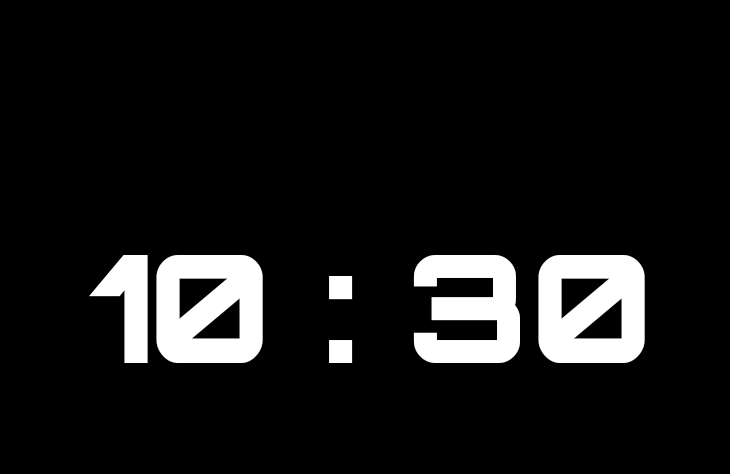
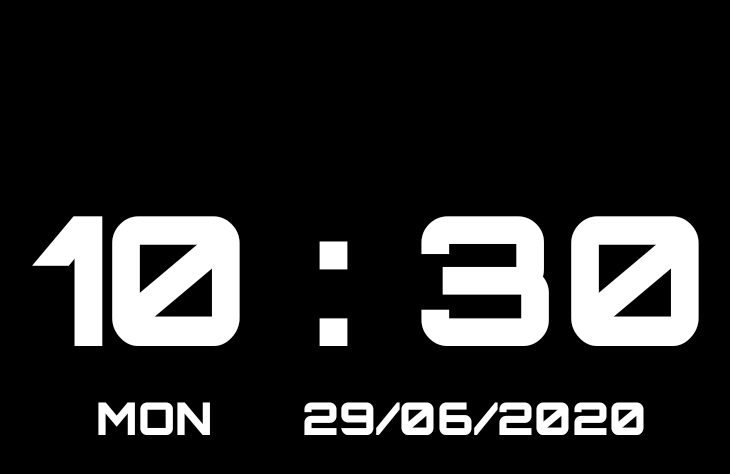
Before and after one commit to SanjaySinghGangwar/Clock, an Android app: the screen it shows after launch (MainActivity), on a phone screen of 824 x 412 dp (held sideways). Shown: the top 474 px of the screen, without its empty margins (246-976 px from the left). Run offline under Robolectric (Android 15) with nearby library versions, the phone set to English and light mode, and no system bars.

Commit message:
Day and Date And time is added

```diff
--- a/app/src/main/java/com/sanjaysgangwar/clock/MainActivity.java
+++ b/app/src/main/java/com/sanjaysgangwar/clock/MainActivity.java
@@ -7,15 +7,22 @@ import android.widget.TextView;
 
 import androidx.appcompat.app.AppCompatActivity;
 
+import java.text.SimpleDateFormat;
 import java.util.Date;
 
 public class MainActivity extends AppCompatActivity {
-    TextView textview;
+    TextView timeTV, dayTV, dateTV;
+    String DAY = null;
 
     @Override
     protected void onCreate(Bundle savedInstanceState) {
         super.onCreate(savedInstanceState);
         setContentView(R.layout.activity_main);
+
+        timeTV = findViewById(R.id.TIMETV);
+        dayTV = findViewById(R.id.DAYTV);
+        dateTV = findViewById(R.id.DATETV);
+
         //Full Screen App
         View decorView = getWindow().getDecorView();
         int uiOptions = 0;
@@ -23,20 +30,51 @@ public class MainActivity extends AppCompatActivity {
             uiOptions = View.SYSTEM_UI_FLAG_FULLSCREEN;
         }
         decorView.setSystemUiVisibility(uiOptions);
-        textview = findViewById(R.id.time);
+
         updateTime();
 
     }
 
     private void updateTime() {
         Date date = new Date();
+        int day = date.getDay();
+        SimpleDateFormat formatter = new SimpleDateFormat("dd/MM/yyyy");
+
+        switch (day) {
+            case 1:
+                DAY = "MON";
+                break;
+            case 2:
+                DAY = "TUES";
+                break;
+            case 3:
+                DAY = "WED";
+                break;
+            case 4:
+                DAY = "THURS";
+                break;
+            case 5:
+                DAY = "FRI";
+                break;
+            case 6:
+                DAY = "SAT";
+                break;
+            case 7:
+                DAY = "SUN";
+                break;
+
+
+        }
+
         int HH = date.getHours();
         if (HH > 12) {
             HH = HH - 12;
         }
         int MM = date.getMinutes();
         String Time = HH + " : " + MM;
-        textview.setText(Time);
+        timeTV.setText(Time);
+        dateTV.setText(formatter.format(date));
+        dayTV.setText(DAY);
 
 
         Handler handler = new Handler();
--- a/app/src/main/res/layout/activity_main.xml
+++ b/app/src/main/res/layout/activity_main.xml
@@ -4,18 +4,54 @@
     xmlns:tools="http://schemas.android.com/tools"
     android:layout_width="match_parent"
     android:layout_height="match_parent"
+    android:layout_gravity="center"
     android:background="@android:color/black"
+    android:foregroundGravity="center"
+    android:gravity="center"
     android:orientation="vertical"
     tools:context=".MainActivity">
 
     <TextView
-        android:id="@+id/time"
-        android:layout_width="match_parent"
-        android:layout_height="match_parent"
+        android:id="@+id/TIMETV"
+        android:layout_width="wrap_content"
+        android:layout_height="wrap_content"
         android:gravity="center"
         android:textColor="@android:color/white"
-        android:textSize="100sp"
+        android:textSize="120sp"
         android:textStyle="bold"
         app:fontFamily="@font/orbitron_black" />
 
+    <LinearLayout
+        android:layout_width="wrap_content"
+        android:layout_height="wrap_content"
+        android:layout_gravity="center"
+        android:gravity="center"
+        android:orientation="horizontal">
+
+        <TextView
+            android:id="@+id/DAYTV"
+            android:layout_width="wrap_content"
+            android:layout_height="wrap_content"
+            android:layout_marginEnd="30dp"
+            android:layout_marginRight="30dp"
+            android:gravity="center"
+            android:textColor="@android:color/white"
+            android:textSize="30sp"
+            android:textStyle="bold"
+            app:fontFamily="@font/orbitron_black" />
+
+        <TextView
+            android:id="@+id/DATETV"
+            android:layout_width="wrap_content"
+            android:layout_height="wrap_content"
+            android:layout_marginStart="30dp"
+            android:layout_marginLeft="30dp"
+            android:gravity="center"
+            android:textColor="@android:color/white"
+            android:textSize="30sp"
+            android:textStyle="bold"
+            app:fontFamily="@font/orbitron_black" />
+    </LinearLayout>
+
+
 </LinearLayout>
```
